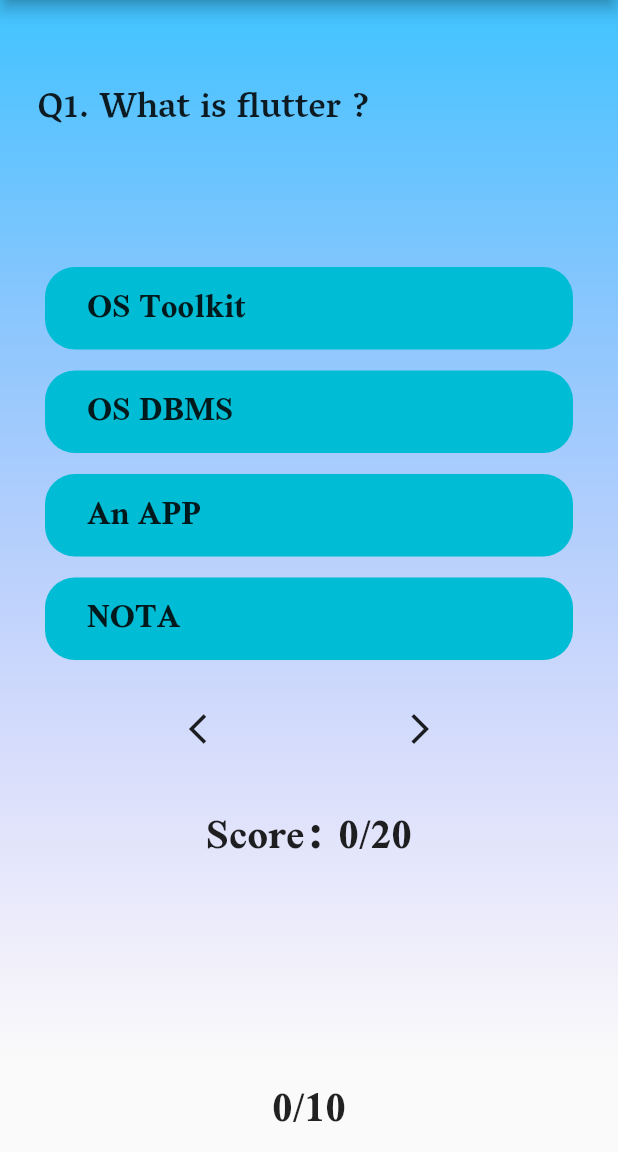
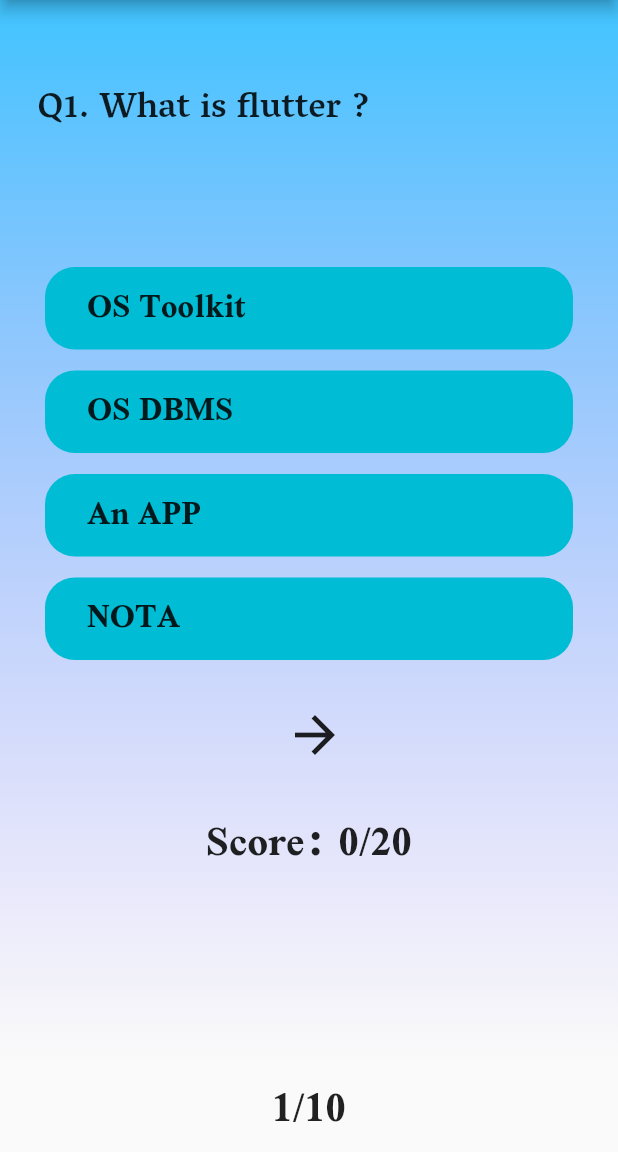
Before and after one commit to coderbhavya24/My-Quiz-App, a Flutter app: the ques screen opened directly, on a phone screen of 412 x 824 dp, the part 84-1236 px from its top. Run offline on Flutter 3.47's test engine with Material 2 defaults, Android fonts, the phone set to English and light mode, and no system bars.

```diff
--- a/lib/question.dart
+++ b/lib/question.dart
@@ -10,8 +10,9 @@ class ques extends StatefulWidget {
 }
 
 class _quesState extends State<ques> {
-  List<Icon> _scoreTracker = [];
+
   int _questionIndex = 0;
+  int _flag=0;
   int _totalScore = 0;
   bool choice = false;
  void _after(String score) {
@@ -30,7 +31,7 @@ class _quesState extends State<ques> {
           mainAxisAlignment: MainAxisAlignment.spaceAround,
           children:  [
             Text(
-              '${_questionIndex.toString()}/${_questions.length}',
+              '${(_questionIndex+1).toString()}/${_questions.length}',
               style: TextStyle(
                 fontSize: 30,
                 fontFamily: 'Sch',
@@ -98,34 +99,38 @@ class _quesState extends State<ques> {
             Row(
               mainAxisAlignment: MainAxisAlignment.spaceEvenly,
               children: [
-                IconButton(
-                    onPressed: () {
-                      setState(() {
-                        if(_questionIndex!=0)
-                       { _questionIndex--;
-                        choice= false;
-                        if(_totalScore>0)
-                        _totalScore-=2;
-                      }});
-                    },
-                    icon: Icon(Icons.arrow_back_ios_outlined)),
-                IconButton(
+
+                Container(
+                  child: _flag== 1 ?
+                  Text('Final Score = ${_totalScore.toString()}',
+                    style: TextStyle(
+                      fontSize: 30,
+                      fontFamily: 'Sch',
+                    ),)
+                      : Container(
+                    padding: EdgeInsets.only(bottom: 20),
+                        child: IconButton(
                         onPressed: () {
                           setState(() {
                             if(_questionIndex< _questions.length-1) {
-                          _questionIndex++;
+                              if(choice== true)
+                              {_questionIndex++;
                               choice = false;
-                        }else {
-                          _questionIndex = 0;
-                          _totalScore=0;
-                          choice = false;
+                            }}
+                            else{
+                              _flag=1;
                             }
                           });
                         },
-                    icon: Icon(Icons.arrow_forward_ios_outlined)),
+                        icon: Icon(Icons.arrow_forward,
+                        size: 40,)),
+                      ),
+
+                ),
+
               ],
             ),
-            SizedBox(height: 15,),
+            //SizedBox(height: 15,),
             Container(
               color: Colors.transparent,
               child: Row(
@@ -141,6 +146,8 @@ class _quesState extends State<ques> {
               ],
             ),
             ),
+
+
           ],
         ),
       ),
@@ -159,7 +166,7 @@ final _questions = const [
     ],
   },
   {
-    'question': 'Q2. When was flutter\'s first version lauched ?',
+    'question': 'Q2. When was flutter\'s first version launched ?',
     'answers': [
       {'answerText': 'May 2018', 'score': false},
       {'answerText': 'May 2019', 'score': false},
@@ -172,6 +179,8 @@ final _questions = const [
     'answers': [
       {'answerText': 'Yes', 'score': false},
       {'answerText': 'No', 'score': true},
+      {'answerText': 'Not Sure', 'score': false},
+      {'answerText': 'Probably', 'score': false},
     ],
   },
   {
--- a/pubspec.yaml
+++ b/pubspec.yaml
@@ -58,8 +58,8 @@ flutter:
   uses-material-design: true
 
   # To add assets to your application, add an assets section, like this:
-  assets:
-    - images/
+#  assets:
+#    - images/
 
   # An image asset can refer to one or more resolution-specific "variants", see
   # https://flutter.dev/assets-and-images/#resolution-aware.
```
Also changed, not shown: 6 other files. Lines whose indentation alone changed are shown as unchanged.
